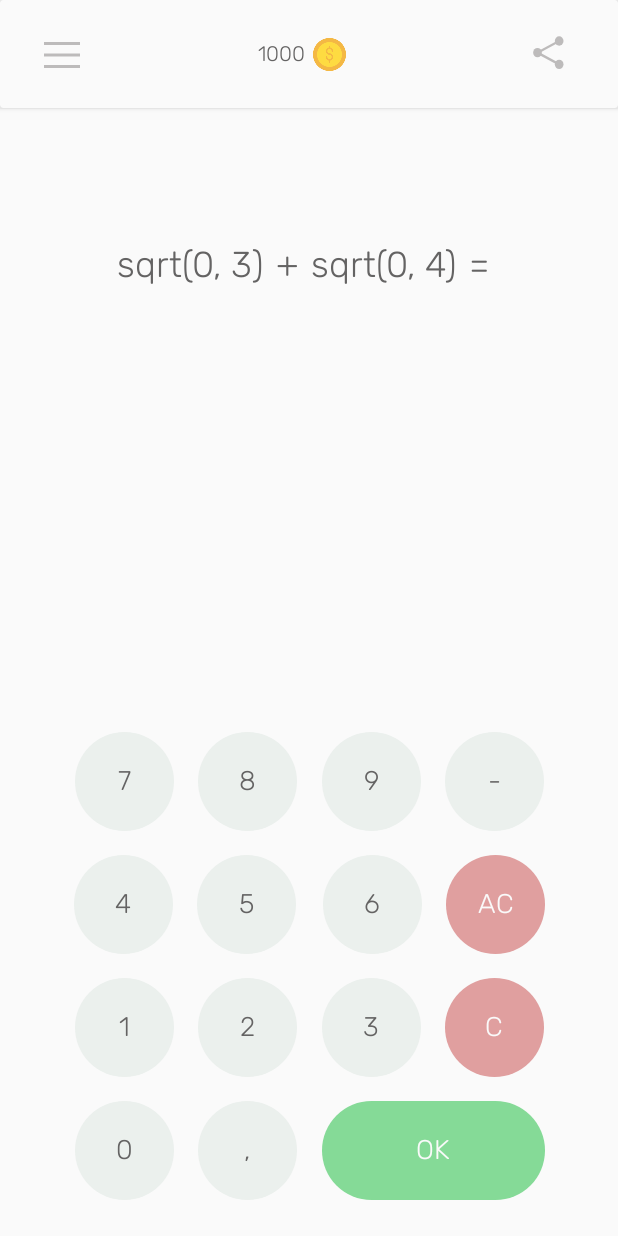
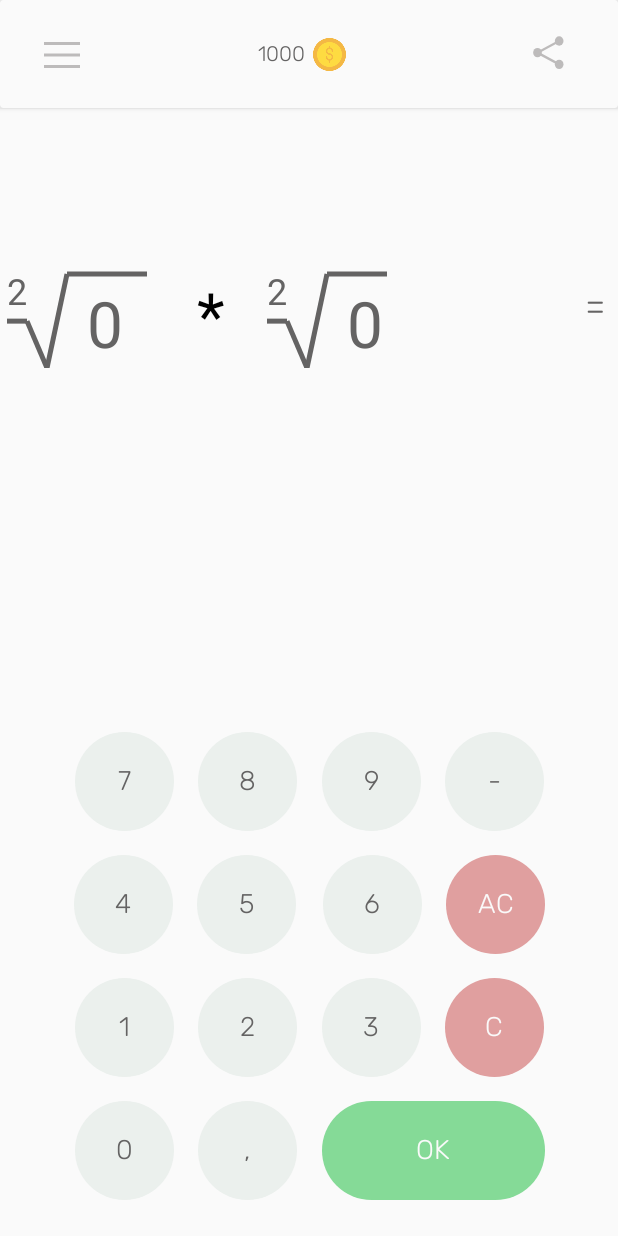
Before and after one commit to sportProger/MPT, an Android app: the MainActivity screen opened directly, with no data from a screen before it, on a phone screen of 412 x 824 dp. Run offline under Robolectric (Android 15) with nearby library versions, the light colour scheme and no system bars; libraries missing offline, so code that uses them is left out: com.yandex.mobile.

Commit message:
Add display root

```diff
--- /dev/null
+++ b/app/src/main/java/com/sportproger/mpt/general/Draw.kt
@@ -0,0 +1,7 @@
+package com.sportproger.mpt.general
+
+interface Draw {
+    fun drawRoot1(rootBase1: String, exponent1: String, strokeWidth: Float, textSize: Float)
+    fun drawRoot2(rootBase2: String, exponent2: String, strokeWidth: Float, textSize: Float, signPosition: Float)
+    fun drawSign(sign: String, textSize: Float, rootBase1: String)
+}
--- /dev/null
+++ b/app/src/main/java/com/sportproger/mpt/general/DrawImpl.kt
@@ -0,0 +1,82 @@
+package com.sportproger.mpt.general
+
+import android.content.Context
+import android.graphics.Canvas
+import android.graphics.Color
+import android.graphics.Paint
+import android.graphics.PorterDuff
+import android.os.Build
+import androidx.core.content.ContextCompat.getColor
+import com.sportproger.mpt.R
+
+class DrawImpl(context: Context, canvas: Canvas): Draw {
+    private val context = context
+    private val canvas = canvas
+    override fun drawRoot1(rootBase1: String, exponent1: String, strokeWidth: Float, textSize: Float) {
+        val paintRoot = Paint()
+        if (Build.VERSION.SDK_INT >= Build.VERSION_CODES.M) {
+            paintRoot.color = getColor(context, R.color.black)
+        }
+        paintRoot.strokeWidth = strokeWidth
+
+        val paintBaseRoot = Paint()
+        if (Build.VERSION.SDK_INT >= Build.VERSION_CODES.M) {
+            paintBaseRoot.color = getColor(context, R.color.black)
+        }
+        paintBaseRoot.textSize = textSize
+
+        val paintExponentRoot = Paint()
+        paintExponentRoot.color = getColor(context, R.color.black)
+        paintExponentRoot.textSize = (textSize / 1.8).toFloat()
+
+        val ptsRoot = floatArrayOf(
+            20f, (canvas.height / 1.6).toFloat(), 40f, (canvas.height / 1.6).toFloat(),
+            40f, (canvas.height / 1.6).toFloat(), 60f, canvas.height.toFloat(),
+            60f, canvas.height.toFloat(), 80f, (canvas.height / 4).toFloat(),
+            80f, (canvas.height / 4).toFloat(), 120f + rootBase1.length * 40f, (canvas.height / 4).toFloat()
+        )
+
+        canvas.drawLines(ptsRoot, paintRoot)
+        canvas.drawText(exponent1, 20f, (canvas.height / 2).toFloat(), paintExponentRoot)
+        canvas.drawText(rootBase1, 100f, canvas.height.toFloat() - 20f, paintBaseRoot)
+    }
+
+    override fun drawSign(sign: String, textSize: Float, rootBase1: String) {
+        val paint = Paint()
+        paint.textSize = textSize
+
+        canvas.drawText(sign, 170f + rootBase1.length * 40f, (canvas.height / 1.3).toFloat(), paint)
+    }
+
+    override fun drawRoot2(rootBase2: String, exponent2: String, strokeWidth: Float, textSize: Float, signPosition: Float) {
+        val paintRoot = Paint()
+        if (Build.VERSION.SDK_INT >= Build.VERSION_CODES.M) {
+            paintRoot.color = getColor(context, R.color.black)
+        }
+        paintRoot.strokeWidth = strokeWidth
+
+        val paintBaseRoot = Paint()
+        if (Build.VERSION.SDK_INT >= Build.VERSION_CODES.M) {
+            paintBaseRoot.color = getColor(context, R.color.black)
+        }
+        paintBaseRoot.textSize = textSize
+
+        val paintExponentRoot = Paint()
+        paintExponentRoot.color = getColor(context, R.color.black)
+        paintExponentRoot.textSize = (textSize / 1.8).toFloat()
+
+        val ptsRoot = floatArrayOf(
+            signPosition + 40f, (canvas.height / 1.6).toFloat(), signPosition + 60f, (canvas.height / 1.6).toFloat(),
+            signPosition + 60f, (canvas.height / 1.6).toFloat(), signPosition + 80f, canvas.height.toFloat(),
+            signPosition + 80f, canvas.height.toFloat(), signPosition + 100f, (canvas.height / 4).toFloat(),
+            signPosition + 100f, (canvas.height / 4).toFloat(), signPosition + 120f + rootBase2.length * 40f, (canvas.height / 4).toFloat()
+        )
+
+        canvas.drawLines(ptsRoot, paintRoot)
+        canvas.drawText(exponent2, signPosition + 40f, (canvas.height / 2).toFloat(), paintExponentRoot)
+        canvas.drawText(rootBase2, 120f + signPosition, canvas.height.toFloat() - 20f, paintBaseRoot)
+
+        canvas.save()
+        canvas.restore()
+    }
+}
--- a/app/src/main/java/com/sportproger/mpt/presentation/MainActivity.kt
+++ b/app/src/main/java/com/sportproger/mpt/presentation/MainActivity.kt
@@ -3,8 +3,7 @@ package com.sportproger.mpt.presentation
 import android.annotation.SuppressLint
 import android.content.Context
 import android.content.Intent
-import android.graphics.Canvas
-import android.graphics.Color
+import android.graphics.*
 import android.media.MediaPlayer
 import android.net.ConnectivityManager
 import android.net.Uri
@@ -34,7 +33,12 @@ import com.yandex.mobile.ads.rewarded.Reward
 import com.yandex.mobile.ads.rewarded.RewardedAd
 import com.yandex.mobile.ads.rewarded.RewardedAdEventListener
 import org.koin.androidx.viewmodel.ext.android.viewModel
-import androidx.lifecycle.ViewModelProvider
+import android.view.ViewGroup
+import android.os.Build
+import androidx.core.content.ContextCompat
+import com.sportproger.mpt.general.Draw
+import com.sportproger.mpt.general.DrawImpl
+
 
 class MainActivity: Base() {
     private lateinit var binding: ActivityMainBinding
@@ -604,21 +608,40 @@ class MainActivity: Base() {
     }
 
     @SuppressLint("SetTextI18n")
-    private fun showRootExample(type: String, sign: String, exponent1: Int, exponent2: Int, rootBase1: Int, rootBase2: Int) = with(binding) {
+    private fun showRootExample(type: String, sign: String, exponent1: Int, exponent2: Int, rootBase1: Int, rootBase2: Int) {
+        val rect = Rect()
+        rect[100, 100, 300] = 300
+
+        val canvas = Canvas()
+        lateinit var bitmap: Bitmap;
+
         if (type == Conf.ROOT_TYPES.ONE.name) {
-            constraintRootTwo.visibility = View.GONE
-            constraintRootOne.visibility = View.VISIBLE
+            bitmap = Bitmap.createBitmap(( rootBase1.toString().length * 40f ).toInt() + 120, 125, Bitmap.Config.ARGB_8888)
+            canvas.setBitmap(bitmap)
 
-            rootOne1.text = "sqrt($rootBase1, $exponent1)"
+            val draw = DrawImpl(this, canvas)
+            draw.drawRoot1(rootBase1.toString(), exponent1.toString(), 5f, 64f)
         }
         if (type == Conf.ROOT_TYPES.TWO.name) {
-            constraintRootOne.visibility = View.GONE
-            constraintRootTwo.visibility = View.VISIBLE
+            bitmap = Bitmap.createBitmap(600, 125, Bitmap.Config.ARGB_8888)
+            canvas.setBitmap(bitmap)
 
-            rootTwo1.text = "sqrt($rootBase1, $exponent1)"
-            rootTwoSign.text = sign
-            rootTwo2.text = "sqrt($rootBase2, $exponent2)"
+            val draw = DrawImpl(this, canvas)
+            draw.drawRoot1(rootBase1.toString(), exponent1.toString(), 5f, 64f)
+            draw.drawSign(sign, 64f, rootBase1.toString())
+            draw.drawRoot2(rootBase2.toString(), exponent2.toString(),5f, 64f, 200f + rootBase1.toString().length * 40f)
         }
+
+        val imageView = ImageView(this)
+        imageView.layoutParams = ViewGroup.LayoutParams(
+            ViewGroup.LayoutParams.MATCH_PARENT,
+            ViewGroup.LayoutParams.MATCH_PARENT
+        )
+        imageView.setBackgroundColor(Color.TRANSPARENT)
+        imageView.scaleType = ImageView.ScaleType.CENTER
+        imageView.setImageBitmap(bitmap)
+        binding.constraintRootTwo.removeAllViews()
+        binding.constraintRootTwo.addView(imageView)
     }
 
     @SuppressLint("SetTextI18n")
--- a/app/src/main/java/com/sportproger/mpt/presentation/viewmodel/MainViewModel.kt
+++ b/app/src/main/java/com/sportproger/mpt/presentation/viewmodel/MainViewModel.kt
@@ -311,12 +311,12 @@ class MainViewModel(
 
     fun generateRootExamples() {
         val data = userRepository.getTypeNumbers()
-        val type = arrayListOf(Conf.ROOT_TYPES.ONE.name, Conf.ROOT_TYPES.TWO.name).random()
-        val sign = arrayListOf("+", "-", "*", "/").random()
-        val exponent1 = (2..4).random()
-        val exponent2 = (2..4).random()
-        val base1 = (data.from..data.to).random()
-        val base2 = (data.from..data.to).random()
+        val type = arrayListOf(Conf.ROOT_TYPES.TWO.name, Conf.ROOT_TYPES.TWO.name).random()
+        val sign = arrayListOf("+", "-", "*", "/").shuffled().last()
+        val exponent1 = (2..4).shuffled().last()
+        val exponent2 = (2..4).shuffled().last()
+        val base1 = (data.from..data.to).shuffled().last()
+        val base2 = (data.from..data.to).shuffled().last()
         val baseRoot1 = base1.toDouble().pow(exponent1.toDouble()).toInt()
         val baseRoot2 = base2.toDouble().pow(exponent2.toDouble()).toInt()
         var result = 0.0F
@@ -326,8 +326,8 @@ class MainViewModel(
         }
         if (type == Conf.ROOT_TYPES.TWO.name) {
             if (sign == "+") result = (base1 + base2).toFloat()
-            if (sign == "*") result = (base1 - base2).toFloat()
-            if (sign == "-") result = (base1 * base2).toFloat()
+            if (sign == "*") result = (base1 * base2).toFloat()
+            if (sign == "-") result = (base1 - base2).toFloat()
             if (sign == "/") result = String.format("%.2f", (base1.toFloat() / base2.toFloat())).toFloat()
 
             exampleForRoot.value = RootExample(type, exponent1, exponent2, baseRoot1, baseRoot2, sign, result)
--- a/app/src/main/res/layout/activity_main.xml
+++ b/app/src/main/res/layout/activity_main.xml
@@ -1330,7 +1330,7 @@
             android:layout_marginStart="24dp"
             android:layout_marginTop="16dp"
             android:layout_marginEnd="24dp"
-            android:visibility="gone"
+            android:visibility="visible"
             app:layout_constraintEnd_toEndOf="parent"
             app:layout_constraintStart_toStartOf="parent"
             app:layout_constraintTop_toBottomOf="@+id/tvTrueFalse">
@@ -1340,68 +1340,11 @@
                 android:layout_width="wrap_content"
                 android:layout_height="wrap_content"
                 android:layout_marginEnd="8dp"
+                android:foregroundGravity="center"
                 app:layout_constraintBottom_toBottomOf="parent"
                 app:layout_constraintEnd_toStartOf="@+id/textView40"
                 app:layout_constraintStart_toStartOf="parent"
-                app:layout_constraintTop_toTopOf="parent">
-
-                <TextView
-                    android:id="@+id/rootTwo1"
-                    style="@style/example"
-                    android:layout_width="wrap_content"
-                    android:layout_height="wrap_content"
-                    android:text="sqrt(9, 2)"
-                    app:layout_constraintBottom_toBottomOf="parent"
-                    app:layout_constraintStart_toStartOf="parent"
-                    app:layout_constraintTop_toTopOf="parent"
-                    app:layout_constraintVertical_bias="0.506" />
-
-                <TextView
-                    android:id="@+id/rootTwoSign"
-                    style="@style/example"
-                    android:layout_width="wrap_content"
-                    android:layout_height="wrap_content"
-                    android:layout_marginStart="8dp"
-                    android:text="+"
-                    app:layout_constraintBottom_toBottomOf="parent"
-                    app:layout_constraintStart_toEndOf="@+id/rootTwo1"
-                    app:layout_constraintTop_toTopOf="parent" />
-
-                <TextView
-                    android:id="@+id/rootTwo2"
-                    style="@style/example"
-                    android:layout_width="wrap_content"
-                    android:layout_height="wrap_content"
-                    android:layout_marginStart="8dp"
-                    android:text="sqrt(4, 2)"
-                    app:layout_constraintBottom_toBottomOf="parent"
-                    app:layout_constraintStart_toEndOf="@+id/rootTwoSign"
-                    app:layout_constraintTop_toTopOf="parent" />
-            </androidx.constraintlayout.widget.ConstraintLayout>
-
-            <androidx.constraintlayout.widget.ConstraintLayout
-                android:id="@+id/constraintRootOne"
-                android:layout_width="wrap_content"
-                android:layout_height="wrap_content"
-                android:layout_marginEnd="8dp"
-                android:visibility="gone"
-                app:layout_constraintBottom_toBottomOf="parent"
-                app:layout_constraintEnd_toStartOf="@+id/textView40"
-                app:layout_constraintStart_toStartOf="parent"
-                app:layout_constraintTop_toTopOf="parent">
-
-                <TextView
-                    android:id="@+id/rootOne1"
-                    style="@style/example"
-                    android:layout_width="wrap_content"
-                    android:layout_height="wrap_content"
-                    android:text="sqrt(25, 2)"
-                    app:layout_constraintBottom_toBottomOf="parent"
-                    app:layout_constraintStart_toStartOf="parent"
-                    app:layout_constraintTop_toTopOf="parent"
-                    app:layout_constraintVertical_bias="0.506" />
-
-            </androidx.constraintlayout.widget.ConstraintLayout>
+                app:layout_constraintTop_toTopOf="parent" />
 
             <TextView
                 android:id="@+id/textView40"
```
